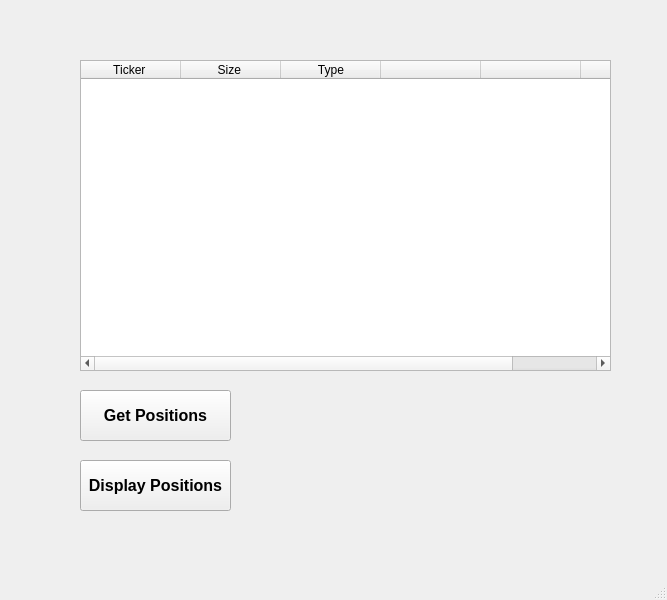
Before: the Qt Designer form MainWindow.ui in Elessar1996/IBController, drawn with Qt 5.
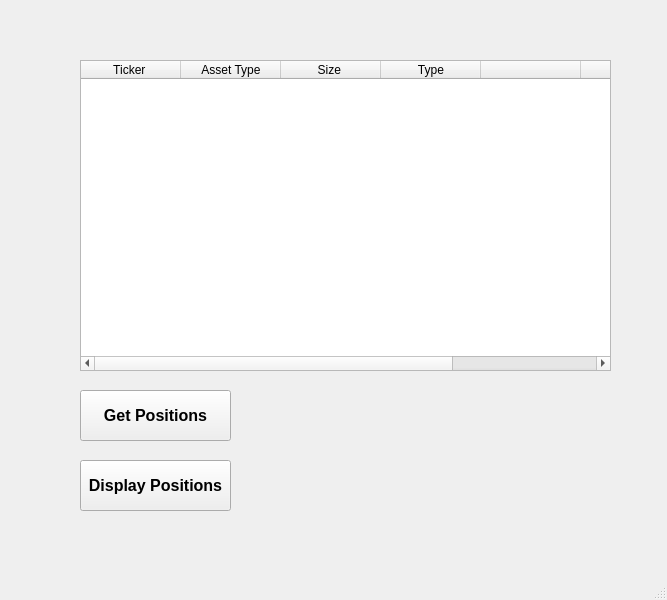
After: the same form once the commit is applied.

What changed in the file:
```diff
--- a/MainWindow.ui
+++ b/MainWindow.ui
@@ -28,6 +28,11 @@
       <string>Ticker </string>
      </property>
     </column>
+    <column>
+     <property name="text">
+      <string>Asset Type</string>
+     </property>
+    </column>
     <column>
      <property name="text">
       <string>Size </string>
```
